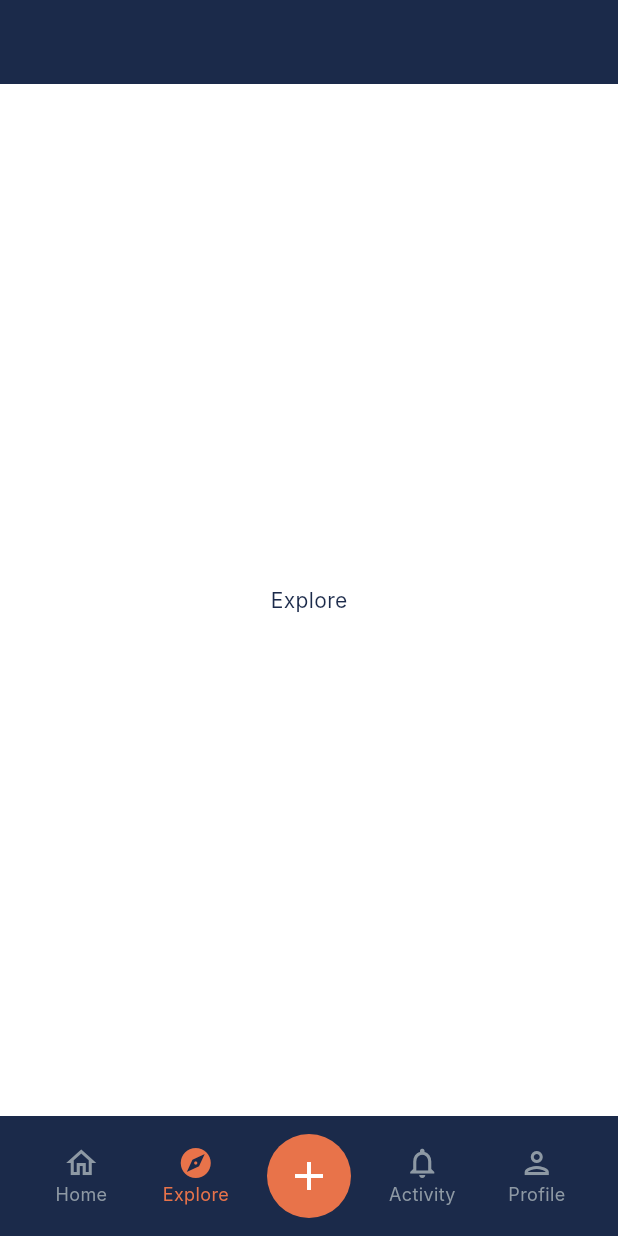
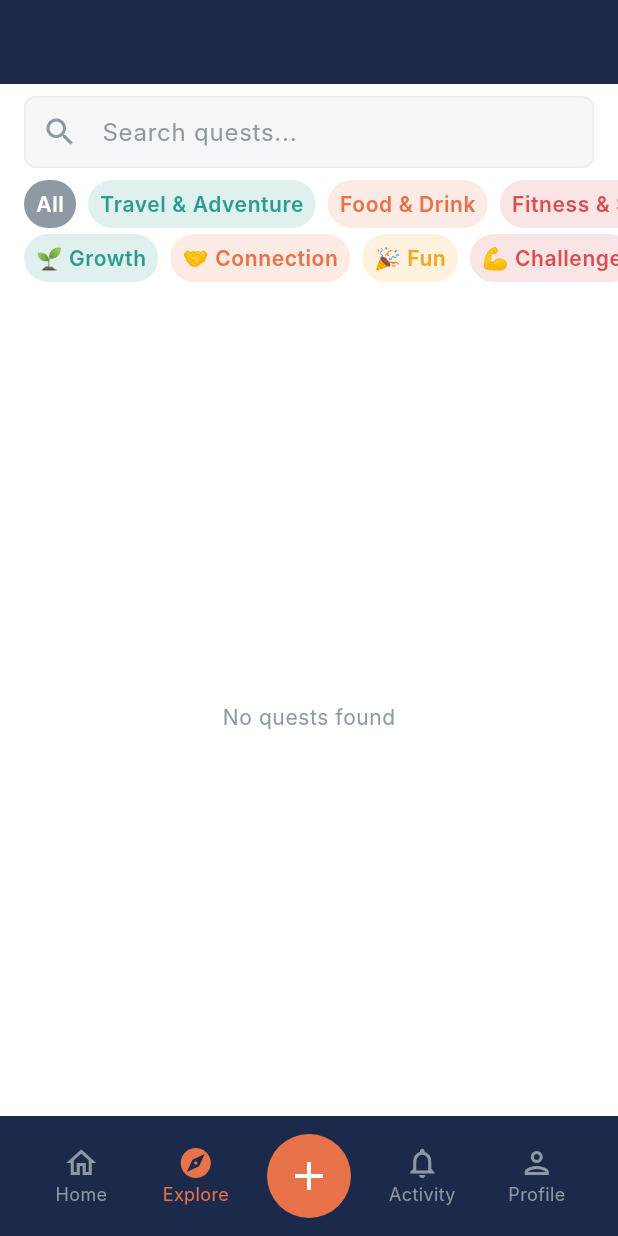
Before and after one commit to Esagem/SideQuest, a Flutter app: the screen it shows once a user with an empty profile is signed in, after a tap on "Active", after a tap on "Completed", after a tap on "Or explore popular quests", on a phone screen of 412 x 824 dp. Run offline on Flutter 3.47's test engine with Material 3 defaults, Android fonts, the phone set to English and light mode, and no system bars; our stand-ins replace cloud_firestore, firebase_auth, flutter_riverpod, freezed_annotation, go_router; accounts and stored records are empty; generated files the repository leaves out were written again; network calls fail; Roboto replaces fonts that are missing (Inter).

Commit message:
Add explore screen with search, filters, trending, and quest feed
Explore screen (lib/features/explore/):
- QuestSearchBar: debounced (300ms) prefix search with clear button
- CategoryFilterBar: horizontal single-select chips (All + 8 categories)
- IntentFilterBar: horizontal multi-select intent chips
- TrendingSection: horizontal scroll of top 5 most-added quests
- ExploreFeed: vertical list of SQQuestCard with Add button
- Client-side filter blending: category + intent + search prefix
- "Add to My List" with toast confirmation
- Wired into GoRouter replacing placeholder

Tests: 272 passing (9 new — screen title/empty state, search bar
input + debounce, category filter chips + selection, intent chips,
trending empty, feed renders cards).

https://claude.ai/code/session_01H5VCaL9HyjxYhxsbrpfd4U

```diff
--- /dev/null
+++ b/lib/features/explore/screens/explore_screen.dart
@@ -0,0 +1,160 @@
+import 'package:flutter/material.dart';
+import 'package:flutter_riverpod/flutter_riverpod.dart';
+import 'package:go_router/go_router.dart';
+
+import 'package:sidequest/core/components/sq_loading.dart';
+import 'package:sidequest/core/components/sq_toast.dart';
+import 'package:sidequest/core/theme/app_spacing.dart';
+import 'package:sidequest/features/explore/widgets/category_filter_bar.dart';
+import 'package:sidequest/features/explore/widgets/explore_feed.dart';
+import 'package:sidequest/features/explore/widgets/intent_filter_bar.dart';
+import 'package:sidequest/features/explore/widgets/quest_search_bar.dart';
+import 'package:sidequest/features/explore/widgets/trending_section.dart';
+import 'package:sidequest/models/quest_model.dart';
+import 'package:sidequest/providers/quest_providers.dart';
+
+/// The Explore screen with search, filters, trending, and quest feed.
+///
+/// Blends trending, new, and personalized quests into a single feed.
+/// Supports category (single-select) and intent (multi-select) filtering,
+/// and debounced prefix search.
+class ExploreScreen extends ConsumerStatefulWidget {
+  /// Creates an [ExploreScreen].
+  const ExploreScreen({super.key});
+
+  @override
+  ConsumerState<ExploreScreen> createState() => _ExploreScreenState();
+}
+
+class _ExploreScreenState extends ConsumerState<ExploreScreen> {
+  String? _categoryFilter;
+  final _intentFilters = <String>{};
+  String? _searchQuery;
+
+  void _onSearch(String query) => setState(() => _searchQuery = query);
+  void _onClearSearch() => setState(() => _searchQuery = null);
+
+  void _onCategoryChanged(String? category) =>
+      setState(() => _categoryFilter = category);
+
+  void _onIntentToggled(String intent) {
+    setState(() {
+      if (_intentFilters.contains(intent)) {
+        _intentFilters.remove(intent);
+      } else {
+        _intentFilters.add(intent);
+      }
+    });
+  }
+
+  List<QuestModel> _applyFilters(List<QuestModel> quests) {
+    var filtered = quests;
+
+    if (_categoryFilter != null) {
+      filtered = filtered.where((q) => q.category == _categoryFilter).toList();
+    }
+
+    if (_intentFilters.isNotEmpty) {
+      filtered = filtered
+          .where((q) => q.intent.any(_intentFilters.contains))
+          .toList();
+    }
+
+    if (_searchQuery != null && _searchQuery!.isNotEmpty) {
+      final query = _searchQuery!.toLowerCase();
+      filtered = filtered
+          .where((q) => q.title.toLowerCase().startsWith(query))
+          .toList();
+    }
+
+    return filtered;
+  }
+
+  void _onAddToList(String questId) {
+    // TODO(explore): Wire to QuestService.addQuestToList
+    SQToast.success(context, 'Added to your quest list!');
+  }
+
+  @override
+  Widget build(BuildContext context) {
+    final questsAsync = ref.watch(publicQuestsProvider);
+
+    return Scaffold(
+      appBar: AppBar(title: const Text('Explore')),
+      body: Column(
+        children: [
+          // Search bar
+          Padding(
+            padding: const EdgeInsets.symmetric(
+              horizontal: AppSpacing.md,
+              vertical: AppSpacing.xs,
+            ),
+            child: QuestSearchBar(
+              onSearch: _onSearch,
+              onClear: _onClearSearch,
+            ),
+          ),
+          // Category filters
+          CategoryFilterBar(
+            selected: _categoryFilter,
+            onSelected: _onCategoryChanged,
+          ),
+          const SizedBox(height: AppSpacing.xxs),
+          // Intent filters
+          IntentFilterBar(
+            selected: _intentFilters,
+            onToggled: _onIntentToggled,
+          ),
+          const SizedBox(height: AppSpacing.xs),
+          // Content
+          Expanded(
+            child: questsAsync.when(
+              data: (quests) {
+                final filtered = _applyFilters(quests);
+                final trending = quests.take(5).toList();
+
+                return CustomScrollView(
+                  slivers: [
+                    // Trending section (only when no search)
+                    if (_searchQuery == null)
+                      SliverToBoxAdapter(
+                        child: Padding(
+                          padding: const EdgeInsets.only(
+                            bottom: AppSpacing.md,
+                          ),
+                          child: TrendingSection(
+                            quests: trending,
+                            onTap: (id) => context.push('/quest/$id'),
+                            onAdd: _onAddToList,
+                          ),
+                        ),
+                      ),
+                    // Feed
+                    SliverFillRemaining(
+                      child: filtered.isEmpty
+                          ? Center(
+                              child: Text(
+                                _searchQuery != null
+                                    ? 'No quests match "$_searchQuery"'
+                                    : 'No quests found',
+                                style: Theme.of(context).textTheme.bodySmall,
+                              ),
+                            )
+                          : ExploreFeed(
+                              quests: filtered,
+                              onTap: (id) => context.push('/quest/$id'),
+                              onAdd: _onAddToList,
+                            ),
+                    ),
+                  ],
+                );
+              },
+              loading: () => const SQLoading(),
+              error: (e, _) => Center(child: Text('Error: $e')),
+            ),
+          ),
+        ],
+      ),
+    );
+  }
+}
--- a/lib/features/explore/screens/screens.dart
+++ b/lib/features/explore/screens/screens.dart
@@ -1,2 +1,4 @@
 /// Screen widgets for the explore feature.
 library;
+
+export 'explore_screen.dart';
--- /dev/null
+++ b/lib/features/explore/widgets/category_filter_bar.dart
@@ -0,0 +1,54 @@
+import 'package:flutter/material.dart';
+
+import 'package:sidequest/core/components/sq_chip.dart';
+import 'package:sidequest/core/constants/categories.dart';
+import 'package:sidequest/core/theme/app_colors.dart';
+import 'package:sidequest/core/theme/app_spacing.dart';
+
+/// Horizontal scrollable category filter chips.
+///
+/// Single-select: tap to filter, tap again to clear.
+class CategoryFilterBar extends StatelessWidget {
+  /// Creates a [CategoryFilterBar].
+  const CategoryFilterBar({
+    required this.selected,
+    required this.onSelected,
+    super.key,
+  });
+
+  /// The currently selected category key, or null for "All".
+  final String? selected;
+
+  /// Called with the category key or null to clear.
+  final ValueChanged<String?> onSelected;
+
+  @override
+  Widget build(BuildContext context) => SingleChildScrollView(
+        scrollDirection: Axis.horizontal,
+        padding: const EdgeInsets.symmetric(horizontal: AppSpacing.md),
+        child: Row(
+          children: [
+            SQChip(
+              label: 'All',
+              color: AppColors.softGray,
+              isSelected: selected == null,
+              onTap: () => onSelected(null),
+            ),
+            const SizedBox(width: AppSpacing.xs),
+            ...Category.values.map(
+              (c) => Padding(
+                padding: const EdgeInsets.only(right: AppSpacing.xs),
+                child: SQChip(
+                  label: c.displayName,
+                  color: c.color,
+                  isSelected: selected == c.name,
+                  onTap: () => onSelected(
+                    selected == c.name ? null : c.name,
+                  ),
+                ),
+              ),
+            ),
+          ],
+        ),
+      );
+}
--- /dev/null
+++ b/lib/features/explore/widgets/intent_filter_bar.dart
@@ -0,0 +1,44 @@
+import 'package:flutter/material.dart';
+
+import 'package:sidequest/core/components/sq_chip.dart';
+import 'package:sidequest/core/constants/intents.dart' as intents;
+import 'package:sidequest/core/theme/app_spacing.dart';
+
+/// Horizontal scrollable intent filter chips.
+///
+/// Multi-select: tap to toggle.
+class IntentFilterBar extends StatelessWidget {
+  /// Creates an [IntentFilterBar].
+  const IntentFilterBar({
+    required this.selected,
+    required this.onToggled,
+    super.key,
+  });
+
+  /// The set of currently selected intent keys.
+  final Set<String> selected;
+
+  /// Called when an intent is toggled.
+  final ValueChanged<String> onToggled;
+
+  @override
+  Widget build(BuildContext context) => SingleChildScrollView(
+        scrollDirection: Axis.horizontal,
+        padding: const EdgeInsets.symmetric(horizontal: AppSpacing.md),
+        child: Row(
+          children: intents.Intent.values
+              .map(
+                (i) => Padding(
+                  padding: const EdgeInsets.only(right: AppSpacing.xs),
+                  child: SQChip(
+                    label: '${i.emoji} ${i.displayName}',
+                    color: i.color,
+                    isSelected: selected.contains(i.name),
+                    onTap: () => onToggled(i.name),
+                  ),
+                ),
+              )
+              .toList(),
+        ),
+      );
+}
--- /dev/null
+++ b/lib/features/explore/widgets/quest_search_bar.dart
@@ -0,0 +1,88 @@
+import 'dart:async';
+
+import 'package:flutter/material.dart';
+
+import 'package:sidequest/core/theme/app_colors.dart';
+import 'package:sidequest/core/theme/app_radius.dart';
+import 'package:sidequest/core/theme/app_spacing.dart';
+
+/// A debounced search bar for quest title prefix matching.
+///
+/// Emits search queries after a 300ms debounce. Shows a clear button
+/// when text is present.
+class QuestSearchBar extends StatefulWidget {
+  /// Creates a [QuestSearchBar].
+  const QuestSearchBar({
+    required this.onSearch,
+    required this.onClear,
+    super.key,
+  });
+
+  /// Called with the search query after debounce.
+  final ValueChanged<String> onSearch;
+
+  /// Called when the search is cleared.
+  final VoidCallback onClear;
+
+  @override
+  State<QuestSearchBar> createState() => _QuestSearchBarState();
+}
+
+class _QuestSearchBarState extends State<QuestSearchBar> {
+  final _controller = TextEditingController();
+  Timer? _debounce;
+
+  @override
+  void dispose() {
+    _debounce?.cancel();
+    _controller.dispose();
+    super.dispose();
+  }
+
+  void _onChanged(String value) {
+    _debounce?.cancel();
+    if (value.isEmpty) {
+      widget.onClear();
+      return;
+    }
+    _debounce = Timer(
+      const Duration(milliseconds: 300),
+      () => widget.onSearch(value),
+    );
+  }
+
+  void _clear() {
+    _controller.clear();
+    widget.onClear();
+  }
+
+  @override
+  Widget build(BuildContext context) {
+    final isDark = Theme.of(context).brightness == Brightness.dark;
+
+    return TextField(
+      controller: _controller,
+      onChanged: _onChanged,
+      decoration: InputDecoration(
+        hintText: 'Search quests...',
+        prefixIcon: const Icon(Icons.search, color: AppColors.softGray),
+        suffixIcon: _controller.text.isNotEmpty
+            ? IconButton(
+                icon: const Icon(Icons.close, color: AppColors.softGray),
+                onPressed: _clear,
+              )
+            : null,
+        filled: true,
+        fillColor: isDark ? AppColors.slate : AppColors.offWhite,
+        border: const OutlineInputBorder(
+          borderRadius: AppRadius.smallRadius,
+          borderSide: BorderSide.none,
+        ),
+        contentPadding: const EdgeInsets.symmetric(
+          horizontal: AppSpacing.md,
+          vertical: AppSpacing.sm,
+        ),
+      ),
+    );
+  }
+}
--- /dev/null
+++ b/lib/features/explore/widgets/trending_section.dart
@@ -0,0 +1,75 @@
+import 'package:flutter/material.dart';
+
+import 'package:sidequest/core/components/sq_quest_card.dart';
+import 'package:sidequest/core/theme/app_spacing.dart';
+import 'package:sidequest/models/quest_model.dart';
+
+/// A horizontal scrollable row of trending quest cards.
+///
+/// Shows the top 5 most-added public quests.
+class TrendingSection extends StatelessWidget {
+  /// Creates a [TrendingSection].
+  const TrendingSection({
+    required this.quests,
+    required this.onTap,
+    required this.onAdd,
+    super.key,
+  });
+
+  /// The trending quests to display.
+  final List<QuestModel> quests;
+
+  /// Called when a quest card is tapped.
+  final void Function(String questId) onTap;
+
+  /// Called when the add button on a card is tapped.
+  final void Function(String questId) onAdd;
+
+  @override
+  Widget build(BuildContext context) {
+    if (quests.isEmpty) return const SizedBox.shrink();
+
+    return Column(
+      crossAxisAlignment: CrossAxisAlignment.start,
+      mainAxisSize: MainAxisSize.min,
+      children: [
+        Padding(
+          padding: const EdgeInsets.symmetric(horizontal: AppSpacing.md),
+          child: Text(
+            'Trending',
+            style: Theme.of(context).textTheme.titleMedium,
+          ),
+        ),
+        const SizedBox(height: AppSpacing.xs),
+        SizedBox(
+          height: AppSpacing.xxl * 3.5,
+          child: ListView.separated(
+            scrollDirection: Axis.horizontal,
+            padding: const EdgeInsets.symmetric(horizontal: AppSpacing.md),
+            itemCount: quests.length,
+            separatorBuilder: (_, __) =>
+                const SizedBox(width: AppSpacing.sm),
+            itemBuilder: (_, index) {
+              final q = quests[index];
+              return SizedBox(
+                width: AppSpacing.xxl * 5,
+                child: SQQuestCard(
+                  quest: SQQuestCardData(
+                    title: q.title,
+                    category: q.category,
+                    intents: q.intent,
+                    difficulty: q.difficulty.name,
+                    completionCount: q.completedCount,
+                  ),
+                  showAddButton: true,
+                  onTap: () => onTap(q.id),
+                  onAddToList: () => onAdd(q.id),
+                ),
+              );
+            },
+          ),
+        ),
+      ],
+    );
+  }
+}
--- a/lib/features/explore/widgets/widgets.dart
+++ b/lib/features/explore/widgets/widgets.dart
@@ -1,2 +1,8 @@
 /// Reusable widgets for the explore feature.
 library;
+
+export 'category_filter_bar.dart';
+export 'explore_feed.dart';
+export 'intent_filter_bar.dart';
+export 'quest_search_bar.dart';
+export 'trending_section.dart';
--- a/lib/router/app_router.dart
+++ b/lib/router/app_router.dart
@@ -5,6 +5,7 @@ import 'package:go_router/go_router.dart';
 import 'package:sidequest/features/auth/screens/log_in_screen.dart';
 import 'package:sidequest/features/auth/screens/sign_up_screen.dart';
 import 'package:sidequest/features/auth/screens/welcome_screen.dart';
+import 'package:sidequest/features/explore/screens/explore_screen.dart';
 import 'package:sidequest/features/home/screens/home_screen.dart';
 import 'package:sidequest/features/quest_detail/screens/quest_detail_screen.dart';
 import 'package:sidequest/providers/auth_providers.dart';
@@ -53,7 +54,7 @@ final appRouterProvider = Provider<GoRouter>((ref) {
           ),
           GoRoute(
             path: '/explore',
-            builder: (_, __) => const _PlaceholderScreen(title: 'Explore'),
+            builder: (_, __) => const ExploreScreen(),
           ),
           GoRoute(
             path: '/activity',
```
Also changed, not shown: lib/features/explore/widgets/explore_feed.dart (added, +55 -0 lines), 1 other file.
